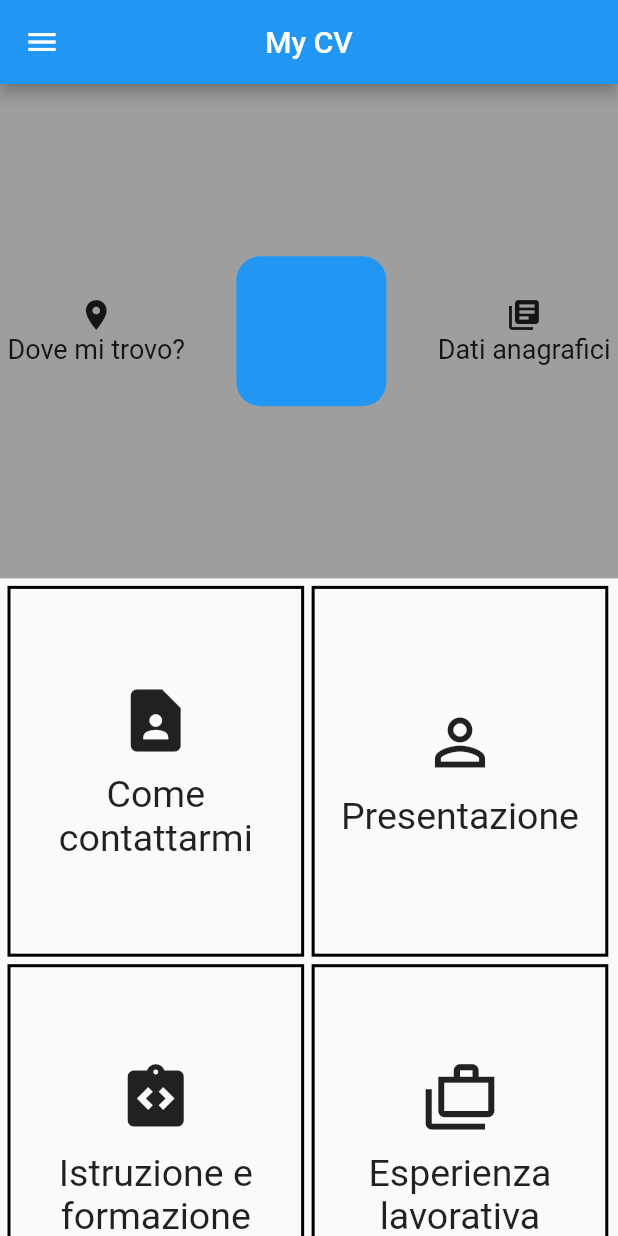
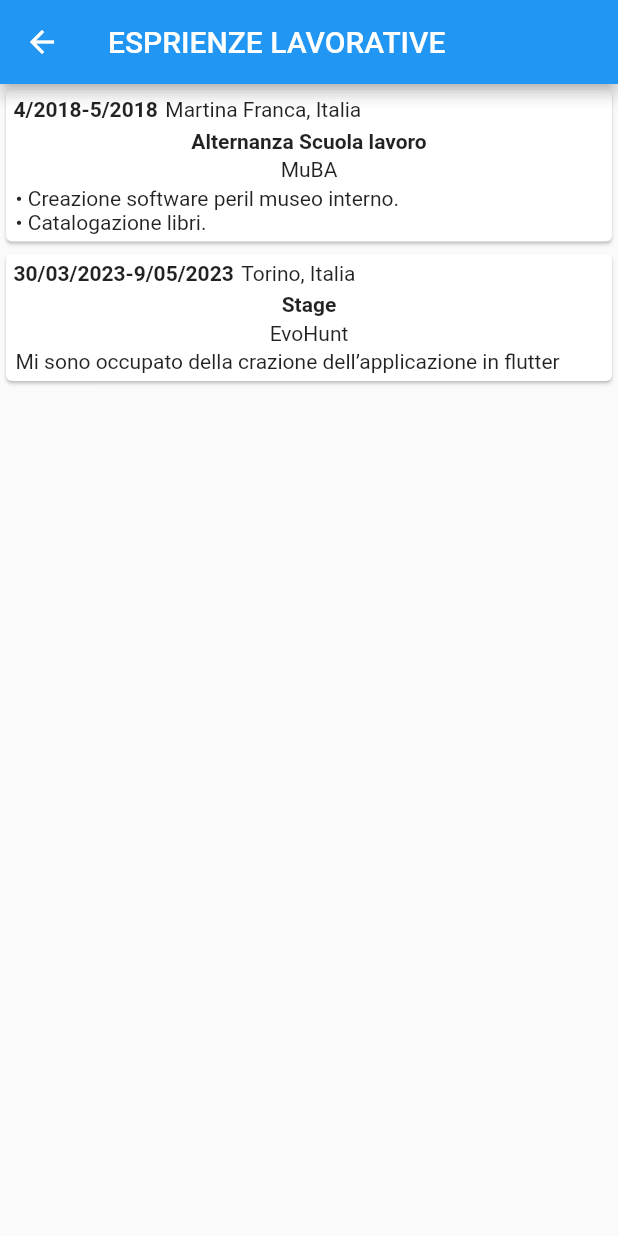
Before and after one commit to emanu2002/flutter_cv, a Flutter app: the screen it shows after launch, after a tap on "Esperienza lavorativa", on a phone screen of 412 x 824 dp. Run offline on Flutter 3.47's test engine with Material 2 defaults, Android fonts, the phone set to English and light mode, and no system bars; our stand-ins replace go_router; missing offline and left inert: dart:html.

Commit message:
aggiunta pagina esperienze lavorative

```diff
--- /dev/null
+++ b/progetto/lib/card/workCard.dart
@@ -0,0 +1,45 @@
+import 'package:flutter/material.dart';
+import '../model/school.dart';
+import '../model/work.dart';
+
+class workCard extends StatefulWidget{
+  Work work;
+  workCard({super.key, required this.work});
+
+  @override
+  _workCardState createState() => _workCardState();
+}
+
+class _workCardState extends State<workCard>{
+
+  @override
+  Widget build(BuildContext context) {
+    return Card(
+      child: Padding(
+        padding: const EdgeInsets.all(5.0),
+        child: Column(
+          mainAxisAlignment: MainAxisAlignment.center,
+          children: [
+            Row(
+              children: [
+                Text(widget.work.initDate+"-"+widget.work.endDate, style: TextStyle(fontWeight: FontWeight.bold)),
+                const SizedBox(width: 5),
+                Text(widget.work.city.name+", "+widget.work.city.nationality)
+              ],
+            ),
+            const SizedBox(height: 5),
+            Text(widget.work.tipe,style: TextStyle(fontWeight: FontWeight.bold)),
+            const SizedBox(height: 3),
+            Text(widget.work.employeeName),
+            const SizedBox(height: 3),
+            Container(
+              width: MediaQuery.of(context).size.width *0.95,
+              child: Text(widget.work.description)
+            ),
+          ],
+        ),
+      ),
+    );
+  }
+
+}
--- /dev/null
+++ b/progetto/lib/model/work.dart
@@ -0,0 +1,13 @@
+import 'package:my_cv_flutter/model/city.dart';
+
+class Work{
+  String employeeName;
+  String initDate;
+  String endDate;
+  String tipe;
+  String description;
+  City city;
+
+  Work({required this.employeeName,required this.initDate,required this.endDate,required this.tipe,required this.description, required this.city});
+
+}
--- a/progetto/lib/pages/home_page.dart
+++ b/progetto/lib/pages/home_page.dart
@@ -78,7 +78,7 @@ class _HomePageState extends State<HomePage> {
               GestureDetector(child: _container(context, Icons.contact_page, "Come contattarmi"), onTap: () => { context.goNamed(CONTACTME) }),
               GestureDetector(child:_container(context, Icons.person_outline_outlined, "Presentazione"), onTap: () => {context.goNamed(DESCRIPTION)}),
               GestureDetector(child:_container(context, Icons.integration_instructions, "Istruzione e formazione"), onTap: () => {context.goNamed(SCHOOLANDDESCRIPTION)}),
-              GestureDetector(child:_container(context, Icons.cases_outlined, "Esperienza lavorativa"), onTap: () => {}),
+              GestureDetector(child:_container(context, Icons.cases_outlined, "Esperienza lavorativa"), onTap: () => {context.goNamed(WORKEXPERIENCE)}),
               GestureDetector(child:_container(context, Icons.computer, "Competenze digitali e linguistiche"), onTap: () => {}),
               GestureDetector(child:_container(context, Icons.credit_card, "Patente di guida"), onTap: () => { _card(context,"Patenti")}),
             ],
--- /dev/null
+++ b/progetto/lib/pages/workExperience.dart
@@ -0,0 +1,37 @@
+import 'package:flutter/cupertino.dart';
+import 'package:flutter/material.dart';
+import 'package:provider/provider.dart';
+import '../card/workCard.dart';
+import '../provider/user_provider.dart';
+
+class WorkExperiencePage extends StatefulWidget{
+  const WorkExperiencePage({super.key});
+
+  @override
+  _WorkExperiencePageState createState() => _WorkExperiencePageState();
+}
+
+class _WorkExperiencePageState extends State<WorkExperiencePage>{
+  late UserProvider userProvider;
+
+  void initState(){
+    userProvider = Provider.of<UserProvider>(context, listen: false);
+    WidgetsBinding.instance.addPostFrameCallback((_) {
+      userProvider.addListener(() { if (mounted) setState(() {}); });
+    });
+  }
+  @override
+  Widget build(BuildContext context) {
+    return Scaffold(
+      appBar: AppBar(
+        title: Text("ESPRIENZE LAVORATIVE"),
+      ),
+      body: ListView(
+        children: [
+          for(int i=0;i<userProvider.works.length;i++)
+            workCard(work: userProvider.works[i])
+        ],
+      ),
+    );
+  }
+}
--- a/progetto/lib/provider/user_provider.dart
+++ b/progetto/lib/provider/user_provider.dart
@@ -2,6 +2,7 @@ import 'package:flutter/cupertino.dart';
 import 'package:my_cv_flutter/model/school.dart';
 import '../model/city.dart';
 import '../model/user.dart';
+import '../model/work.dart';
 
 class UserProvider extends ChangeNotifier{
   late User? usr;
@@ -9,6 +10,11 @@ class UserProvider extends ChangeNotifier{
     School(name: "Istituto d’istruzione secondario superiore \nETTORE MAJORANA", description: "Diploma di Informatica e telecomunicazione", city: City(name: "Martina Franca", cap: "74015", nationality: 'Italia'), initYear: '09/2015', endYear: '06/2020'),
     School(name: "Università degli studi di Torino", description: "Laurea triennale in Informatica", city: City(name: "Torino", cap: "10024", nationality: 'Italia'), initYear: '09/2020', endYear: 'in Corso'),
   ];
+  List<Work> works=[
+    Work(employeeName: 'MuBA', city: City(name: "Martina Franca", cap: "74015", nationality: 'Italia'),description: "• Creazione software peril museo interno.\n• Catalogazione libri.",initDate: "4/2018",endDate: "5/2018",tipe: "Alternanza Scuola lavoro"),
+    Work(city: City(name: "Torino", cap: "10024", nationality: 'Italia'),employeeName: "EvoHunt",initDate: "30/03/2023",endDate: "9/05/2023",tipe: "Stage",description: "Mi sono occupato della crazione dell’applicazione in flutter"),
+  ];
+
   String descrizione = "Ho un ottima capacità di relazionarmi acquisita negli anni praticando diversi sport (calcio e piscina), in cui è importante avere un buon rapporto con il team.\nSono una persona socievole, creo subito un clima amichevole.\nHo svolto il compito di educatore con l’ACR e il Grest nel corso dell’anno 2019. \nPossiedo buone competenze organizzative sviluppate negli anni facendo il capitano in giochi di squadra (Calcio), ed anche facendo parte di molti lavori di gruppo a scuola e in università. \nDurante il periodo del covid-19 ho svolto attività di volontariato presso il mio paese negli enti associati agli aiuti delle persone.";
 
 
--- a/progetto/lib/utilities/constants.dart
+++ b/progetto/lib/utilities/constants.dart
@@ -2,3 +2,4 @@
 const CONTACTME = 'contact-me';
 const DESCRIPTION = 'description';
 const SCHOOLANDDESCRIPTION = 'school-and-description';
+const WORKEXPERIENCE="work-experience";
--- a/progetto/lib/utilities/userRouter.dart
+++ b/progetto/lib/utilities/userRouter.dart
@@ -3,6 +3,7 @@ import 'package:go_router/go_router.dart';
 import '../pages/contactMe.dart';
 import '../pages/description.dart';
 import '../pages/educationAndTraining.dart';
+import '../pages/workExperience.dart';
 import 'constants.dart';
 
 List<GoRoute> user_router=[
@@ -21,4 +22,9 @@ List<GoRoute> user_router=[
       path: SCHOOLANDDESCRIPTION,
       builder: (BuildContext context, GoRouterState state) => SchoolAndTrainingPage()
   ),
+  GoRoute(
+      name: WORKEXPERIENCE,
+      path: WORKEXPERIENCE,
+      builder: (BuildContext context, GoRouterState state) => WorkExperiencePage()
+  ),
 ];
```
